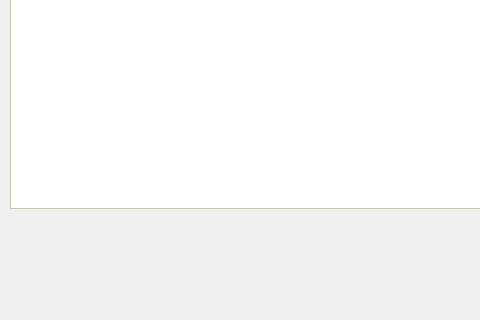
First picture: the form in mainwindow.ui, repository briantobin256/Static-File-Analysis-Tool, before the edit; both pictures show x 0 to 480 and y 500 to 820 of the 1000 by 820 pixel window.
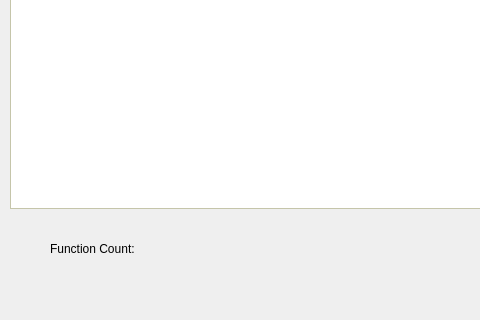
Second picture: the form after the edit. The open tabs and pages were chosen to show the change.

Commit message: changing find dlls to get names from the import table.

The edit to the form file:
```diff
--- a/mainwindow.ui
+++ b/mainwindow.ui
@@ -847,6 +847,32 @@
        <enum>Qt::Vertical</enum>
       </property>
      </widget>
+     <widget class="QLabel" name="dllFunctionCountValue">
+      <property name="geometry">
+       <rect>
+        <x>190</x>
+        <y>720</y>
+        <width>101</width>
+        <height>20</height>
+       </rect>
+      </property>
+      <property name="text">
+       <string/>
+      </property>
+     </widget>
+     <widget class="QLabel" name="dllFunctionCountLabel">
+      <property name="geometry">
+       <rect>
+        <x>50</x>
+        <y>720</y>
+        <width>131</width>
+        <height>20</height>
+       </rect>
+      </property>
+      <property name="text">
+       <string>Function Count:</string>
+      </property>
+     </widget>
     </widget>
     <widget class="QWidget" name="page_4_Hex_Mode">
      <widget class="QTableWidget" name="hexTable">
```
Left out of the diff: 2 changed lines with no effect on the pictures. The commit also changes 2 other files.
